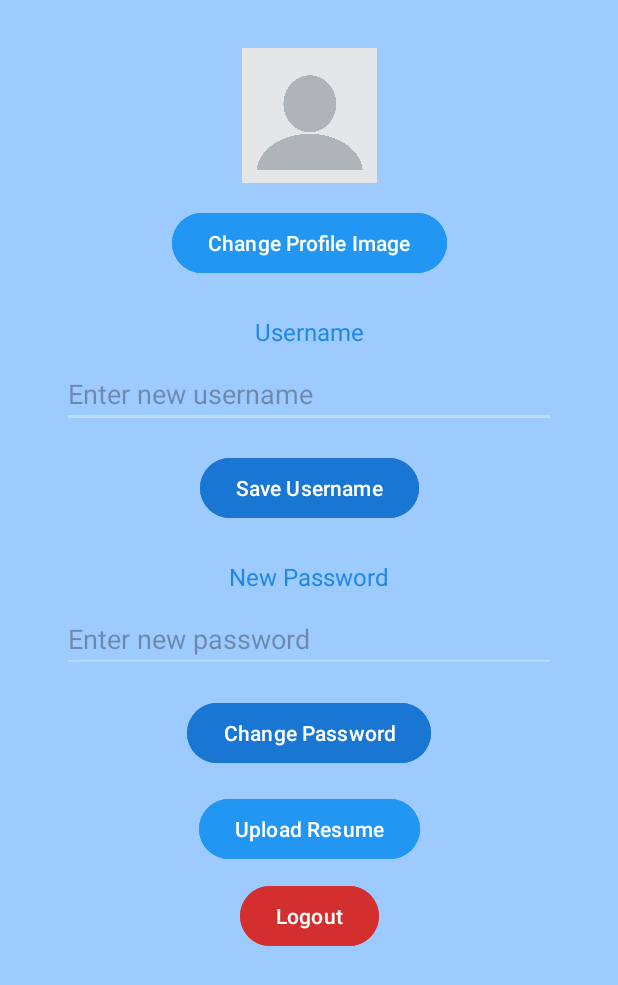
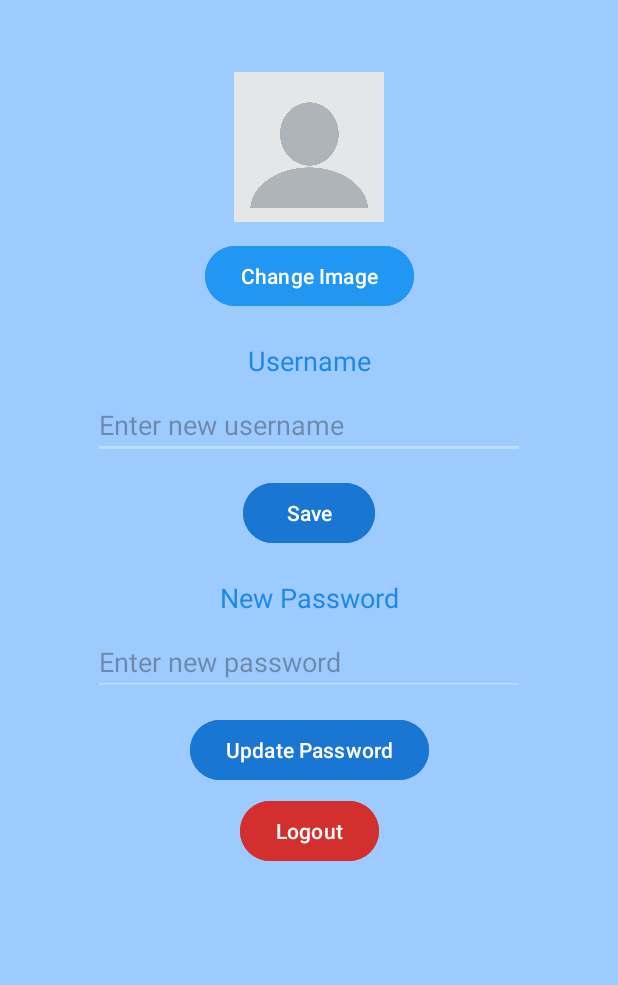
Before and after one commit to hayk548/LocalJobs, an Android app: the AccountActivity screen opened directly, with no data from a screen before it, on a phone screen of 412 x 824 dp. Shown: the top 985 px of the screen. Run offline under Robolectric (Android 15) with nearby library versions, the phone set to English and light mode, and no system bars; our stand-ins replace Firebase (no records; nobody signed in at launch, a user with empty details on screens opened directly), Picasso.

Commit message:
changes in design

```diff
--- a/app/src/main/res/layout/activity_account.xml
+++ b/app/src/main/res/layout/activity_account.xml
@@ -9,49 +9,42 @@
 
     <ImageView
         android:id="@+id/imageViewProfile"
-        android:layout_width="90dp"
-        android:layout_height="90dp"
-        android:layout_marginTop="32dp"
-        android:layout_centerHorizontal="true"
-        android:layout_marginBottom="16dp"
+        android:layout_width="100dp"
+        android:layout_height="100dp"
+        android:layout_marginTop="48dp"
         android:src="@drawable/profile_picture"
-        android:layout_marginStart="16dp"
-        android:layout_marginEnd="16dp"
         app:layout_constraintTop_toTopOf="parent"
         app:layout_constraintStart_toStartOf="parent"
-        app:layout_constraintEnd_toEndOf="parent" />
+        app:layout_constraintEnd_toEndOf="parent"/>
 
     <Button
         android:id="@+id/btnUploadImage"
         android:layout_width="wrap_content"
         android:layout_height="wrap_content"
-        android:text="Change Profile Image"
+        android:text="Change Image"
         android:textColor="#FFFFFF"
         android:backgroundTint="#2196F3"
         app:layout_constraintTop_toBottomOf="@id/imageViewProfile"
         app:layout_constraintStart_toStartOf="parent"
         app:layout_constraintEnd_toEndOf="parent"
-        android:layout_marginTop="16dp" />
+        android:layout_marginTop="12dp" />
 
     <TextView
         android:id="@+id/textViewUsername"
         android:layout_width="wrap_content"
         android:layout_height="wrap_content"
         android:text="Username"
-        android:textSize="16sp"
+        android:textSize="18sp"
         android:textColor="#1E88E5"
         app:layout_constraintTop_toBottomOf="@id/btnUploadImage"
         app:layout_constraintStart_toStartOf="parent"
         app:layout_constraintEnd_toEndOf="parent"
-        android:layout_marginTop="24dp"
-        android:layout_marginStart="16dp"
-        android:layout_marginEnd="16dp"/>
+        android:layout_marginTop="20dp"/>
 
     <EditText
         android:id="@+id/editTextUsername"
         android:layout_width="0dp"
         android:layout_height="wrap_content"
-        android:layout_marginTop="8dp"
         android:hint="Enter new username"
         android:inputType="text"
         android:textColor="#000000"
@@ -59,41 +52,37 @@
         app:layout_constraintTop_toBottomOf="@id/textViewUsername"
         app:layout_constraintStart_toStartOf="parent"
         app:layout_constraintEnd_toEndOf="parent"
-        app:layout_constraintWidth_percent="0.8"
-        android:layout_marginStart="16dp"
-        android:layout_marginEnd="16dp" />
+        app:layout_constraintWidth_percent="0.7"
+        android:layout_marginTop="8dp"/>
 
     <Button
         android:id="@+id/btnSaveUsername"
         android:layout_width="wrap_content"
         android:layout_height="wrap_content"
-        android:text="Save Username"
+        android:text="Save"
         android:textColor="#FFFFFF"
         android:backgroundTint="#1976D2"
         app:layout_constraintTop_toBottomOf="@id/editTextUsername"
         app:layout_constraintStart_toStartOf="parent"
         app:layout_constraintEnd_toEndOf="parent"
-        android:layout_marginTop="16dp" />
+        android:layout_marginTop="12dp" />
 
     <TextView
         android:id="@+id/textViewNewPassword"
         android:layout_width="wrap_content"
         android:layout_height="wrap_content"
         android:text="New Password"
-        android:textSize="16sp"
+        android:textSize="18sp"
         android:textColor="#1E88E5"
         app:layout_constraintTop_toBottomOf="@id/btnSaveUsername"
         app:layout_constraintStart_toStartOf="parent"
         app:layout_constraintEnd_toEndOf="parent"
-        android:layout_marginTop="24dp"
-        android:layout_marginStart="16dp"
-        android:layout_marginEnd="16dp"/>
+        android:layout_marginTop="20dp"/>
 
     <EditText
         android:id="@+id/editTextNewPassword"
         android:layout_width="0dp"
         android:layout_height="wrap_content"
-        android:layout_marginTop="8dp"
         android:hint="Enter new password"
         android:inputType="textPassword"
         android:textColor="#000000"
@@ -101,35 +90,20 @@
         app:layout_constraintTop_toBottomOf="@id/textViewNewPassword"
         app:layout_constraintStart_toStartOf="parent"
         app:layout_constraintEnd_toEndOf="parent"
-        app:layout_constraintWidth_percent="0.8"
-        android:layout_marginStart="16dp"
-        android:layout_marginEnd="16dp" />
+        app:layout_constraintWidth_percent="0.7"
+        android:layout_marginTop="8dp"/>
 
     <Button
         android:id="@+id/btnChangePassword"
         android:layout_width="wrap_content"
         android:layout_height="wrap_content"
-        android:text="Change Password"
+        android:text="Update Password"
         android:textColor="#FFFFFF"
         android:backgroundTint="#1976D2"
         app:layout_constraintTop_toBottomOf="@id/editTextNewPassword"
         app:layout_constraintStart_toStartOf="parent"
         app:layout_constraintEnd_toEndOf="parent"
-        android:layout_marginTop="16dp" />
-
-    <Button
-        android:id="@+id/btnUploadResume"
-        android:layout_width="wrap_content"
-        android:layout_height="wrap_content"
-        android:text="Upload Resume"
-        android:textColor="#FFFFFF"
-        android:backgroundTint="#2196F3"
-        app:layout_constraintTop_toBottomOf="@id/btnChangePassword"
-        app:layout_constraintStart_toStartOf="parent"
-        app:layout_constraintEnd_toEndOf="parent"
-        android:layout_marginTop="16dp" />
-
-    <!-- Logout Button with Red Background and Padding -->
+        android:layout_marginTop="12dp" />
     <Button
         android:id="@+id/btnLogout"
         android:layout_width="wrap_content"
@@ -137,10 +111,10 @@
         android:text="Logout"
         android:textColor="#FFFFFF"
         android:backgroundTint="#D32F2F"
-        android:layout_marginTop="10dp"
-        app:layout_constraintTop_toBottomOf="@id/btnUploadResume"
+        app:layout_constraintTop_toTopOf="parent"
         app:layout_constraintStart_toStartOf="parent"
         app:layout_constraintEnd_toEndOf="parent"
-        android:layout_marginBottom="32dp" />  <!-- Optional bottom margin for better spacing -->
+        android:layout_marginTop="530dp"
+        android:layout_marginBottom="24dp"/>
 
 </androidx.constraintlayout.widget.ConstraintLayout>
--- a/app/src/main/res/values/colors.xml
+++ b/app/src/main/res/values/colors.xml
@@ -2,5 +2,5 @@
 <resources>
     <color name="black">#FF000000</color>
     <color name="white">#FFFFFFFF</color>
-    <color name="light_blue">#ADD8E6</color>
+    <color name="light_blue">#4e8fd9</color>
 </resources>
```
Also changed, not shown: app/src/main/java/com/example/localjobs/JobAdapter.java (+30 -2 lines), app/src/main/java/com/example/localjobs/JobsActivity.java (+9 -7 lines), app/src/main/res/layout/activity_edit_job.xml (+32 -12 lines), app/src/main/res/layout/activity_jobs.xml (+71 -41 lines).
